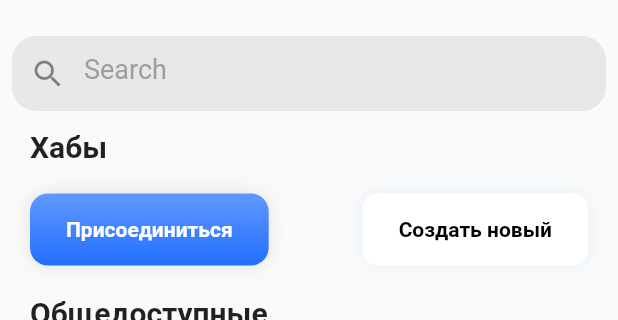
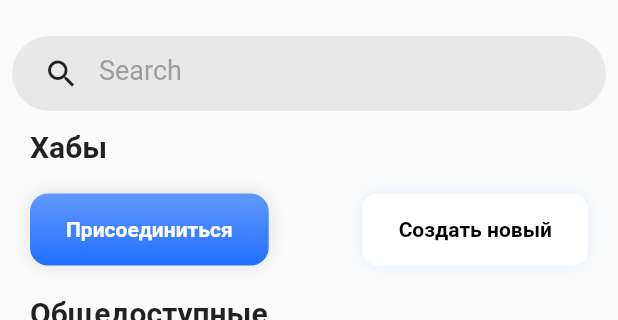
Before and after one commit to melanch0lic/traveland-app, a Flutter app: the screen it shows after launch, item 4 of the bottom bar chosen, on a phone screen of 412 x 824 dp, the part 108-428 px from its top. Run offline on Flutter 3.47's test engine with Material 2 defaults, Android fonts, the light colour scheme and no system bars; our stand-ins replace flutter_map, latlong2; network calls fail.

Commit message:
search widget changes

```diff
--- a/hackground_app/lib/widgets/search_widget.dart
+++ b/hackground_app/lib/widgets/search_widget.dart
@@ -3,31 +3,40 @@ import 'package:flutter/material.dart';
 import '../app_localizations.dart';
 
 class SearchWidget extends StatelessWidget {
+  const SearchWidget({Key? key}) : super(key: key);
+
   @override
   Widget build(BuildContext context) {
-    return Padding(
+    return Container(
       padding: const EdgeInsets.symmetric(vertical: 12, horizontal: 8),
-      child: SizedBox(
-          height: 50,
-          child: TextField(
-            onChanged: (value) {},
-            decoration: InputDecoration(
+      margin: const EdgeInsets.symmetric(vertical: 12, horizontal: 8),
+      height: 50,
+      decoration: BoxDecoration(
+        color: Colors.grey.withOpacity(0.2),
+        borderRadius: BorderRadius.circular(30),
+      ),
+      child: Row(
+        children: [
+          const Padding(
+            padding: EdgeInsets.symmetric(horizontal: 13.0),
+            child: Icon(Icons.search),
+          ),
+          Expanded(
+            child: TextField(
+              textAlign: TextAlign.left,
+              textCapitalization: TextCapitalization.sentences,
+              keyboardType: TextInputType.multiline,
+              decoration: InputDecoration(
                 hintStyle: TextStyle(color: Colors.grey[500], fontSize: 18),
                 hintText: translate(context, 'search_text'),
-                fillColor: Colors.grey.withOpacity(0.2),
-                filled: true,
-                prefixIcon: const Icon(
-                  // отцентрировать Иконку
-                  Icons.search,
-                ),
-                border: const OutlineInputBorder(
-                  borderSide: BorderSide(
-                    width: 0,
-                    style: BorderStyle.none,
-                  ),
-                  borderRadius: BorderRadius.all(Radius.circular(16)),
-                )),
-          )),
+                border: InputBorder.none,
+                contentPadding: const EdgeInsets.only(bottom: 12),
+              ),
+            ),
+          ),
+          const SizedBox(width: 15),
+        ],
+      ),
     );
   }
 }
```
